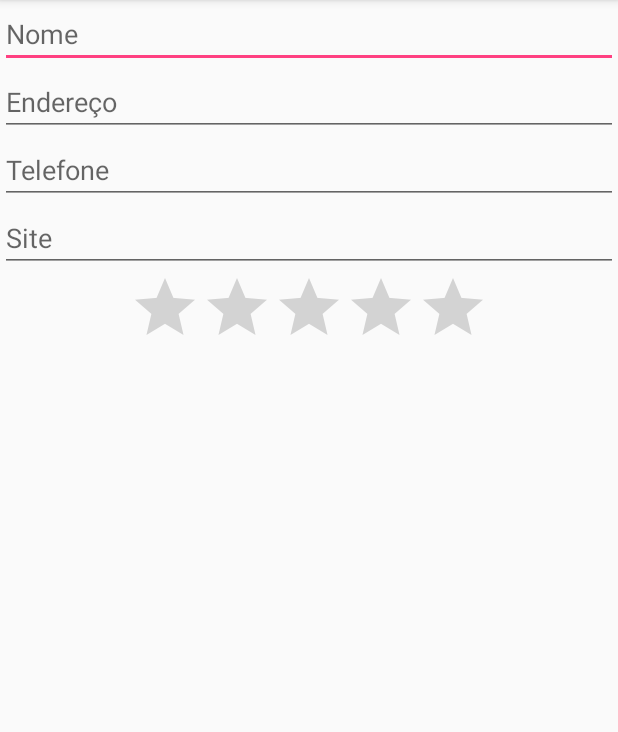
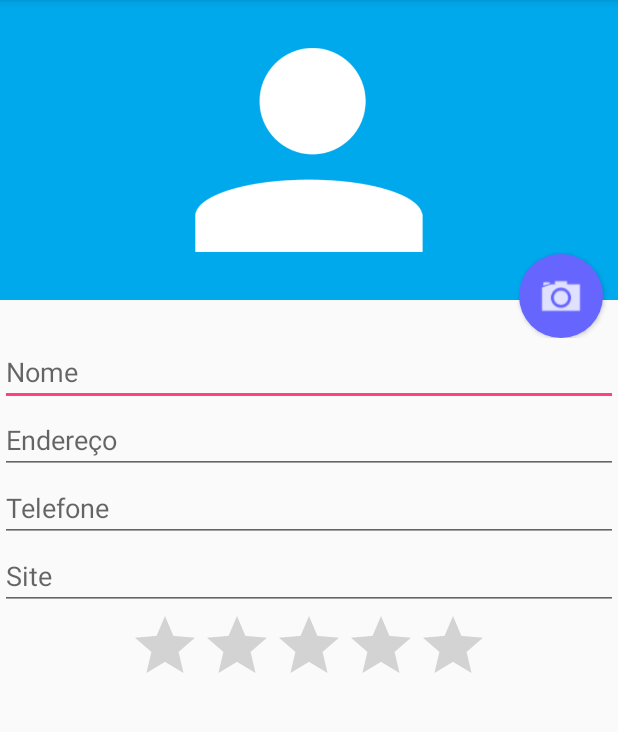
Before and after one commit to vinicius-ribeiro/alura-android, an Android app: the FormularioActivity screen opened directly, with no data from a screen before it, on a phone screen of 412 x 824 dp, the part 84-816 px from its top. Run offline under Robolectric (Android 15) with nearby library versions, the phone set to English and light mode, and no system bars.

Commit message:
Android II - Aula 02

```diff
--- a/app/src/main/AndroidManifest.xml
+++ b/app/src/main/AndroidManifest.xml
@@ -1,6 +1,8 @@
 <?xml version="1.0" encoding="utf-8"?>
 <manifest xmlns:android="http://schemas.android.com/apk/res/android"
     package="br.com.alura.agenda">
+
+    <uses-permission android:name="android.permission.CALL_PHONE" />
 
     <application
         android:allowBackup="true"
--- a/app/src/main/java/br/com/alura/agenda/FormularioHelper.java
+++ b/app/src/main/java/br/com/alura/agenda/FormularioHelper.java
@@ -1,5 +1,6 @@
 package br.com.alura.agenda;
 
+import android.util.Log;
 import android.widget.EditText;
 import android.widget.RatingBar;
 import br.com.alura.agenda.modelo.Aluno;
@@ -26,7 +27,6 @@ public class FormularioHelper {
     }
 
     public Aluno pegaAluno () {
-            Aluno aluno = new Aluno();
         aluno.setNome(campoNome.getText().toString());
         aluno.setEndereco(campoEndereco.getText().toString());
         aluno.setTelefone(campoTelefone.getText().toString());
--- a/app/src/main/res/drawable/fundo_camera.xml
+++ b/app/src/main/res/drawable/fundo_camera.xml
@@ -1,4 +1,12 @@
-<?xml version="1.0" encoding="utf-8"?>
-<selector xmlns:android="http://schemas.android.com/apk/res/android">
-
-</selector>
+<layer-list xmlns:android="http://schemas.android.com/apk/res/android">
+<item>
+    <shape android:shape="oval">
+    <solid android:color="#6666FF" />
+    <padding android:bottom="10dp"
+        android:right="10dp"
+        android:left="10dp"
+        android:top="10dp"/>
+    </shape>
+</item>
+    <item android:drawable="@drawable/ic_camera" />
+</layer-list>
--- a/app/src/main/res/layout/activity_formulario.xml
+++ b/app/src/main/res/layout/activity_formulario.xml
@@ -6,6 +6,27 @@
     android:layout_width="match_parent"
     android:layout_height="match_parent"
     android:orientation="vertical">
+
+    <RelativeLayout
+        android:layout_width="match_parent"
+        android:layout_height="225dp">
+        <ImageView
+            android:layout_width="match_parent"
+            android:layout_height="200dp"
+            android:id="@+id/foto_aluno_form"
+            android:background="#00A8EC"
+            android:src="@drawable/person"/>
+        <Button
+            android:layout_width="56dp"
+            android:layout_height="56dp"
+            android:id="@+id/formulario_botao"
+            android:layout_alignParentBottom="true"
+            android:layout_alignParentRight="true"
+            android:layout_marginRight="10dp"
+            android:elevation="7dp"
+            android:background="@drawable/fundo_camera"/>
+
+    </RelativeLayout>
 
     <EditText
         android:layout_width="match_parent"
--- a/app/src/main/res/layout/activity_lista_alunos.xml
+++ b/app/src/main/res/layout/activity_lista_alunos.xml
@@ -9,8 +9,8 @@
         android:layout_height="match_parent"></ListView>
 
     <Button
-        android:layout_width="wrap_content"
-        android:layout_height="wrap_content"
+        android:layout_width="56dp"
+        android:layout_height="56dp"
         android:id="@+id/novo_aluno"
         android:text="+"
         android:textSize="40sp"
```
Also changed, not shown: app/src/main/java/br/com/alura/agenda/FormularioActivity.java (+40 -6 lines), app/src/main/java/br/com/alura/agenda/ListaAlunosActivity.java (+65 -7 lines). Lines whose indentation alone changed are shown as unchanged.
